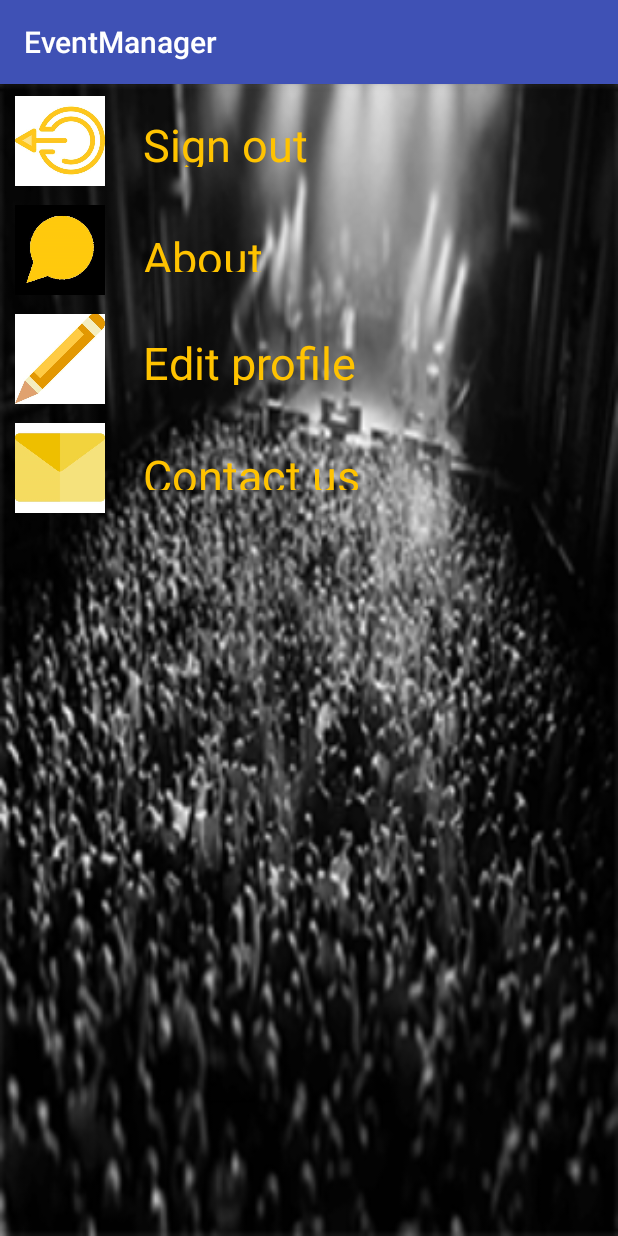
After one commit to Bhargav0528/EventManager, an Android app: the SettingsActivity screen opened directly, with no data from a screen before it, on a phone screen of 412 x 824 dp. The commit adds this screen. Run offline under Robolectric (Android 15) with nearby library versions, the phone set to English and light mode, and no system bars; our stand-ins replace Firebase (no records; nobody signed in at launch, a user with empty details on screens opened directly).

Commit message:
Settings Page

```diff
--- a/app/build.gradle
+++ b/app/build.gradle
@@ -24,9 +24,9 @@ dependencies {
     androidTestCompile('com.android.support.test.espresso:espresso-core:2.2.2', {
         exclude group: 'com.android.support', module: 'support-annotations'
     })
+
     compile 'com.android.support:appcompat-v7:26.+'
     compile 'com.android.support.constraint:constraint-layout:1.0.2'
-
     compile 'com.google.firebase:firebase-auth:11.0.2'
     compile 'com.google.firebase:firebase-core:11.0.2'
     compile 'com.google.firebase:firebase-database:11.0.2'
--- a/app/src/main/AndroidManifest.xml
+++ b/app/src/main/AndroidManifest.xml
@@ -18,11 +18,12 @@
         </activity>
         <activity android:name=".Authentication.LoginActivity">
             <intent-filter>
-            <action android:name="android.intent.action.MAIN" />
+                <action android:name="android.intent.action.MAIN" />
 
-            <category android:name="android.intent.category.LAUNCHER" />
+                <category android:name="android.intent.category.LAUNCHER" />
             </intent-filter>
         </activity>
+        <activity android:name=".SettingsActivity"></activity>
     </application>
 
 </manifest>
--- a/app/src/main/java/com/example/bhargavbv/eventmanager/MainActivity.java
+++ b/app/src/main/java/com/example/bhargavbv/eventmanager/MainActivity.java
@@ -44,7 +44,7 @@ public class MainActivity extends AppCompatActivity {
     private DatabaseReference ref;
 
     private GoogleApiClient mGoogleApiClient;
-    private Button signout;
+    private Button signout,settings;
     private FirebaseAuth mAuth;
     private FirebaseAuth.AuthStateListener mAuthListener;
     private FirebaseUser user;
@@ -58,7 +58,13 @@ public class MainActivity extends AppCompatActivity {
         super.onCreate(savedInstanceState);
         setContentView(R.layout.activity_main);
 
-
+        settings = (Button)findViewById(R.id.settings);
+        settings.setOnClickListener(new View.OnClickListener() {
+            @Override
+            public void onClick(View view) {
+                startActivity(new Intent(MainActivity.this,SettingsActivity.class));
+            }
+        });
 
         name = (TextView)findViewById(R.id.name);
         photo = (ImageView)findViewById(R.id.photo);
@@ -121,9 +127,9 @@ public class MainActivity extends AppCompatActivity {
                 .addApi(Auth.GOOGLE_SIGN_IN_API,gso)
                 .build();
 
-        signout = (Button)findViewById(R.id.signout);
+        //signout = (Button)findViewById(R.id.signout);
 
-        signout.setOnClickListener(new View.OnClickListener() {
+        /*signout.setOnClickListener(new View.OnClickListener() {
             @Override
             public void onClick(View view) {
                 mAuth.signOut();
@@ -136,7 +142,7 @@ public class MainActivity extends AppCompatActivity {
                             }
                         });
             }
-        });
+        });*/
     }
 
     public static Bitmap getBitmapFromURL(String src) {
--- /dev/null
+++ b/app/src/main/java/com/example/bhargavbv/eventmanager/SettingsActivity.java
@@ -0,0 +1,93 @@
+package com.example.bhargavbv.eventmanager;
+
+import android.content.Intent;
+import android.support.annotation.NonNull;
+import android.support.v7.app.AppCompatActivity;
+import android.os.Bundle;
+import android.view.View;
+import android.widget.Button;
+import android.widget.TextView;
+import android.widget.Toast;
+
+import com.example.bhargavbv.eventmanager.Authentication.LoginActivity;
+import com.google.android.gms.auth.api.Auth;
+import com.google.android.gms.auth.api.signin.GoogleSignInOptions;
+import com.google.android.gms.common.ConnectionResult;
+import com.google.android.gms.common.api.GoogleApiClient;
+import com.google.android.gms.common.api.ResultCallback;
+import com.google.android.gms.common.api.Status;
+import com.google.firebase.auth.FirebaseAuth;
+
+public class SettingsActivity extends AppCompatActivity {
+
+    private GoogleApiClient mGoogleApiClient;
+    private TextView signout;
+    private FirebaseAuth mAuth;
+    private FirebaseAuth.AuthStateListener mAuthListener;
+
+    @Override
+    protected void onCreate(Bundle savedInstanceState) {
+        super.onCreate(savedInstanceState);
+        setContentView(R.layout.activity_settings);
+
+        mAuth = FirebaseAuth.getInstance();
+        mAuthListener = new FirebaseAuth.AuthStateListener() {
+            @Override
+            public void onAuthStateChanged(@NonNull FirebaseAuth firebaseAuth) {
+                if(firebaseAuth.getCurrentUser() == null)
+                {
+                    startActivity(new Intent(SettingsActivity.this,LoginActivity.class));
+                }
+            }
+        };
+
+        GoogleSignInOptions gso = new GoogleSignInOptions.Builder(GoogleSignInOptions.DEFAULT_SIGN_IN)
+                .requestIdToken(getString(R.string.default_web_client_id))
+                .requestEmail()
+                .build();
+        // [END config_signin]
+
+        mGoogleApiClient = new GoogleApiClient.Builder(getApplicationContext())
+                .enableAutoManage(this, new GoogleApiClient.OnConnectionFailedListener() {
+                    @Override
+                    public void onConnectionFailed(@NonNull ConnectionResult connectionResult) {
+                        Toast.makeText(SettingsActivity.this,"Connection Failed",Toast.LENGTH_SHORT).show();
+                    }
+                })
+                .addApi(Auth.GOOGLE_SIGN_IN_API,gso)
+                .build();
+
+        signout = (TextView)findViewById(R.id.signout);
+
+        signout.setOnClickListener(new View.OnClickListener() {
+            @Override
+            public void onClick(View view) {
+                mAuth.signOut();
+
+                Auth.GoogleSignInApi.signOut(mGoogleApiClient).setResultCallback(
+                        new ResultCallback<Status>() {
+                            @Override
+                            public void onResult(@NonNull Status status) {
+                                //updateUI(null);
+                            }
+                        });
+            }
+        });
+    }
+    @Override
+    protected void onResume() {
+        super.onResume();
+    }
+    @Override
+    public void onStart() {
+        super.onStart();
+        mAuth.addAuthStateListener(mAuthListener);
+    }
+    @Override
+    public void onStop() {
+        super.onStop();
+        if (mAuthListener != null) {
+            mAuth.removeAuthStateListener(mAuthListener);
+        }
+    }
+}
--- a/app/src/main/res/layout/activity_main.xml
+++ b/app/src/main/res/layout/activity_main.xml
@@ -13,14 +13,15 @@
         android:id="@+id/name"/>
 
     <ImageView
-        android:layout_width="wrap_content"
-        android:layout_height="wrap_content"
+        android:layout_width="100dp"
+        android:layout_height="100dp"
         android:id="@+id/photo"/>
+
     <Button
         android:layout_width="wrap_content"
         android:layout_height="wrap_content"
-        android:id="@+id/signout"
-        android:text="LogOut"/>
+        android:text="Settings"
+        android:id="@+id/settings"/>
 
 
 </LinearLayout>
--- /dev/null
+++ b/app/src/main/res/layout/activity_settings.xml
@@ -0,0 +1,90 @@
+<?xml version="1.0" encoding="utf-8"?>
+<LinearLayout xmlns:android="http://schemas.android.com/apk/res/android"
+    xmlns:app="http://schemas.android.com/apk/res-auto"
+    xmlns:tools="http://schemas.android.com/tools"
+    android:layout_width="match_parent"
+    android:layout_height="match_parent"
+    android:orientation="vertical"
+    android:background="@drawable/background"
+
+    tools:context=".SettingsActivity">
+    <LinearLayout
+        android:layout_width="match_parent"
+        android:layout_height="wrap_content">
+        <ImageView
+            android:paddingLeft="10dp"
+            android:layout_width="70dp"
+            android:layout_height="75dp"
+            android:src="@drawable/signout"/>
+        <TextView
+            android:id="@+id/signout"
+            android:paddingLeft="25dp"
+            android:paddingBottom="20dp"
+            android:paddingTop="20dp"
+            android:layout_width="match_parent"
+            android:layout_height="match_parent"
+            android:text="Sign out"
+            android:textColor="#FFC300"
+            android:textSize="30sp"
+            />
+    </LinearLayout>
+    <LinearLayout
+        android:layout_width="match_parent"
+        android:layout_height="wrap_content">
+        <ImageView
+            android:paddingLeft="10dp"
+            android:layout_width="70dp"
+            android:layout_height="70dp"
+            android:src="@drawable/about"
+            android:color="#FFC300" />
+        <TextView
+            android:paddingBottom="20dp"
+            android:paddingLeft="25dp"
+            android:paddingTop="20dp"
+            android:layout_width="match_parent"
+            android:layout_height="match_parent"
+            android:text="About"
+            android:textColor="#FFC300"
+            android:textSize="30sp"
+
+            />
+    </LinearLayout>
+    <LinearLayout
+        android:layout_width="match_parent"
+        android:layout_height="wrap_content">
+        <ImageView
+            android:paddingLeft="10dp"
+            android:layout_width="70dp"
+            android:layout_height="75dp"
+            android:src="@drawable/editprof"/>
+        <TextView
+            android:paddingBottom="20dp"
+            android:paddingTop="20dp"
+            android:paddingLeft="25dp"
+            android:layout_width="match_parent"
+            android:layout_height="match_parent"
+            android:text="Edit profile"
+            android:textColor="#FFC300"
+            android:textSize="30sp"
+            />
+    </LinearLayout>
+    <LinearLayout
+        android:layout_width="match_parent"
+        android:layout_height="wrap_content">
+        <ImageView
+            android:paddingLeft="10dp"
+            android:layout_width="70dp"
+            android:layout_height="70dp"
+            android:src="@drawable/contactus"/>
+        <TextView
+            android:paddingBottom="20dp"
+            android:paddingTop="20dp"
+            android:paddingLeft="25dp"
+            android:layout_width="match_parent"
+            android:layout_height="match_parent"
+            android:text="Contact us"
+            android:textColor="#FFC300"
+            android:textSize="30sp"
+            />
+    </LinearLayout>
+</LinearLayout>
```
Also changed, not shown: app/src/main/res/drawable/about.jpg (added), app/src/main/res/drawable/contactus.jpg (added), app/src/main/res/drawable/editprof.jpg (added), app/src/main/res/drawable/signout.jpg (added).
